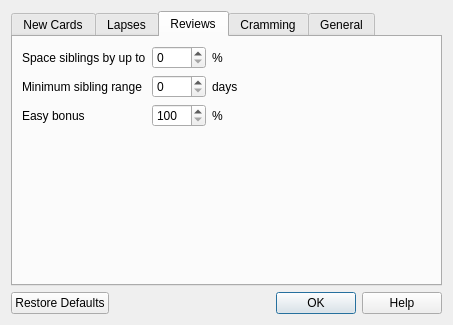
This is designer/dconf.ui in ankitects/anki as Qt 5 draws it before an edit. The edited form follows.
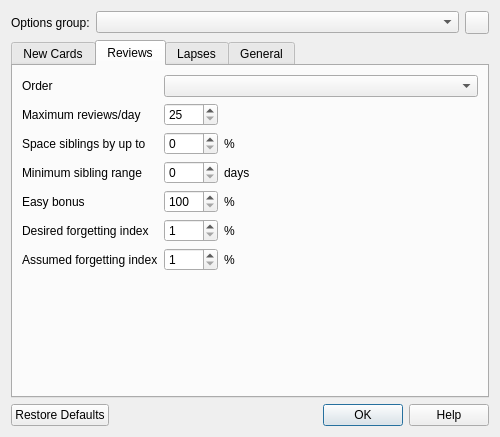
This is the edited form. The open tabs and pages were chosen to show the change. Icons and pictures are not drawn.

The edit to the form file:
```diff
--- a/designer/dconf.ui
+++ b/designer/dconf.ui
@@ -6,11 +6,55 @@
    <rect>
     <x>0</x>
     <y>0</y>
-    <width>453</width>
-    <height>325</height>
+    <width>500</width>
+    <height>437</height>
    </rect>
   </property>
   <layout class="QVBoxLayout" name="verticalLayout">
+   <item>
+    <layout class="QHBoxLayout" name="horizontalLayout_2">
+     <item>
+      <widget class="QLabel" name="label_31">
+       <property name="text">
+        <string>Options group:</string>
+       </property>
+      </widget>
+     </item>
+     <item>
+      <widget class="QComboBox" name="dconf">
+       <property name="sizePolicy">
+        <sizepolicy hsizetype="Preferred" vsizetype="Fixed">
+         <horstretch>3</horstretch>
+         <verstretch>0</verstretch>
+        </sizepolicy>
+       </property>
+      </widget>
+     </item>
+     <item>
+      <widget class="QToolButton" name="confOpts">
+       <property name="maximumSize">
+        <size>
+         <width>16777215</width>
+         <height>32</height>
+        </size>
+       </property>
+       <property name="text">
+        <string/>
+       </property>
+       <property name="icon">
+        <iconset resource="icons.qrc">
+         <normaloff>:/icons/gears.png</normaloff>:/icons/gears.png</iconset>
+       </property>
+       <property name="toolButtonStyle">
+        <enum>Qt::ToolButtonTextBesideIcon</enum>
+       </property>
+       <property name="arrowType">
+        <enum>Qt::NoArrow</enum>
+       </property>
+      </widget>
+     </item>
+    </layout>
+   </item>
    <item>
     <widget class="QTabWidget" name="tabWidget">
      <property name="currentIndex">
@@ -134,6 +178,176 @@
        </item>
       </layout>
      </widget>
+     <widget class="QWidget" name="tab_3">
+      <attribute name="title">
+       <string>Reviews</string>
+      </attribute>
+      <layout class="QVBoxLayout" name="verticalLayout_4">
+       <item>
+        <layout class="QGridLayout" name="gridLayout_3">
+         <item row="2" column="0">
+          <widget class="QLabel" name="label_15">
+           <property name="text">
+            <string>Space siblings by up to</string>
+           </property>
+          </widget>
+         </item>
+         <item row="2" column="1">
+          <widget class="QSpinBox" name="revSpace">
+           <property name="maximum">
+            <number>100</number>
+           </property>
+           <property name="singleStep">
+            <number>5</number>
+           </property>
+          </widget>
+         </item>
+         <item row="2" column="2">
+          <widget class="QLabel" name="label_18">
+           <property name="sizePolicy">
+            <sizepolicy hsizetype="Expanding" vsizetype="Preferred">
+             <horstretch>0</horstretch>
+             <verstretch>0</verstretch>
+            </sizepolicy>
+           </property>
+           <property name="text">
+            <string>%</string>
+           </property>
+          </widget>
+         </item>
+         <item row="3" column="0">
+          <widget class="QLabel" name="label_16">
+           <property name="text">
+            <string>Minimum sibling range</string>
+           </property>
+          </widget>
+         </item>
+         <item row="3" column="2">
+          <widget class="QLabel" name="label_19">
+           <property name="text">
+            <string>days</string>
+           </property>
+          </widget>
+         </item>
+         <item row="4" column="0">
+          <widget class="QLabel" name="label_20">
+           <property name="text">
+            <string>Easy bonus</string>
+           </property>
+          </widget>
+         </item>
+         <item row="4" column="2">
+          <widget class="QLabel" name="label_21">
+           <property name="text">
+            <string>%</string>
+           </property>
+          </widget>
+         </item>
+         <item row="3" column="1">
+          <widget class="QSpinBox" name="revMinSpace"/>
+         </item>
+         <item row="4" column="1">
+          <widget class="QSpinBox" name="easyBonus">
+           <property name="minimum">
+            <number>100</number>
+           </property>
+           <property name="maximum">
+            <number>1000</number>
+           </property>
+           <property name="singleStep">
+            <number>5</number>
+           </property>
+          </widget>
+         </item>
+         <item row="0" column="1" colspan="2">
+          <widget class="QComboBox" name="revOrder"/>
+         </item>
+         <item row="0" column="0">
+          <widget class="QLabel" name="label_32">
+           <property name="text">
+            <string>Order</string>
+           </property>
+          </widget>
+         </item>
+         <item row="5" column="0">
+          <widget class="QLabel" name="label_33">
+           <property name="text">
+            <string>Desired forgetting index</string>
+           </property>
+          </widget>
+         </item>
+         <item row="5" column="1">
+          <widget class="QSpinBox" name="fi1">
+           <property name="minimum">
+            <number>1</number>
+           </property>
+           <property name="maximum">
+            <number>50</number>
+           </property>
+          </widget>
+         </item>
+         <item row="5" column="2">
+          <widget class="QLabel" name="label_34">
+           <property name="text">
+            <string>%</string>
+           </property>
+          </widget>
+         </item>
+         <item row="6" column="0">
+          <widget class="QLabel" name="label_35">
+           <property name="text">
+            <string>Assumed forgetting index</string>
+           </property>
+          </widget>
+         </item>
+         <item row="1" column="0">
+          <widget class="QLabel" name="label_37">
+           <property name="text">
+            <string>Maximum reviews/day</string>
+           </property>
+          </widget>
+         </item>
+         <item row="1" column="1">
+          <widget class="QSpinBox" name="revPerDay">
+           <property name="minimum">
+            <number>25</number>
+           </property>
+           <property name="maximum">
+            <number>9999</number>
+           </property>
+          </widget>
+         </item>
+         <item row="6" column="2">
+          <widget class="QLabel" name="label_36">
+           <property name="text">
+            <string>%</string>
+           </property>
+          </widget>
+         </item>
+         <item row="6" column="1">
+          <widget class="QSpinBox" name="fi2">
+           <property name="minimum">
+            <number>1</number>
+           </property>
+          </widget>
+         </item>
+        </layout>
+       </item>
+       <item>
+        <spacer name="verticalSpacer_3">
+         <property name="orientation">
+          <enum>Qt::Vertical</enum>
+         </property>
+         <property name="sizeHint" stdset="0">
+          <size>
+           <width>20</width>
+           <height>152</height>
+          </size>
+         </property>
+        </spacer>
+       </item>
+      </layout>
+     </widget>
      <widget class="QWidget" name="tab_2">
       <attribute name="title">
        <string>Lapses</string>
@@ -289,209 +503,6 @@
        </item>
       </layout>
      </widget>
-     <widget class="QWidget" name="tab_3">
-      <attribute name="title">
-       <string>Reviews</string>
-      </attribute>
-      <layout class="QVBoxLayout" name="verticalLayout_4">
-       <item>
-        <layout class="QGridLayout" name="gridLayout_3">
-         <item row="0" column="0">
-          <widget class="QLabel" name="label_15">
-           <property name="text">
-            <string>Space siblings by up to</string>
-           </property>
-          </widget>
-         </item>
-         <item row="0" column="1">
-          <widget class="QSpinBox" name="revSpace">
-           <property name="maximum">
-            <number>100</number>
-           </property>
-           <property name="singleStep">
-            <number>5</number>
-           </property>
-          </widget>
-         </item>
-         <item row="0" column="2">
-          <widget class="QLabel" name="label_18">
-           <property name="sizePolicy">
-            <sizepolicy hsizetype="Expanding" vsizetype="Preferred">
-             <horstretch>0</horstretch>
-             <verstretch>0</verstretch>
-            </sizepolicy>
-           </property>
-           <property name="text">
-            <string>%</string>
-           </property>
-          </widget>
-         </item>
-         <item row="1" column="0">
-          <widget class="QLabel" name="label_16">
-           <property name="text">
-            <string>Minimum sibling range</string>
-           </property>
-          </widget>
-         </item>
-         <item row="1" column="2">
-          <widget class="QLabel" name="label_19">
-           <property name="text">
-            <string>days</string>
-           </property>
-          </widget>
-         </item>
-         <item row="2" column="0">
-          <widget class="QLabel" name="label_20">
-           <property name="text">
-            <string>Easy bonus</string>
-           </property>
-          </widget>
-         </item>
-         <item row="2" column="2">
-          <widget class="QLabel" name="label_21">
-           <property name="text">
-            <string>%</string>
-           </property>
-          </widget>
-         </item>
-         <item row="1" column="1">
-          <widget class="QSpinBox" name="revMinSpace"/>
-         </item>
-         <item row="2" column="1">
-          <widget class="QSpinBox" name="easyBonus">
-           <property name="minimum">
-            <number>100</number>
-           </property>
-           <property name="maximum">
-            <number>1000</number>
-           </property>
-           <property name="singleStep">
-            <number>5</number>
-           </property>
-          </widget>
-         </item>
-        </layout>
-       </item>
-       <item>
-        <spacer name="verticalSpacer_3">
-         <property name="orientation">
-          <enum>Qt::Vertical</enum>
-         </property>
-         <property name="sizeHint" stdset="0">
-          <size>
-           <width>20</width>
-           <height>152</height>
-          </size>
-         </property>
-        </spacer>
-       </item>
-      </layout>
-     </widget>
-     <widget class="QWidget" name="tab_4">
-      <attribute name="title">
-       <string>Cramming</string>
-      </attribute>
-      <layout class="QVBoxLayout" name="verticalLayout_5">
-       <item>
-        <layout class="QGridLayout" name="gridLayout_4">
-         <item row="0" column="0">
-          <widget class="QLabel" name="label_22">
-           <property name="text">
-            <string>Steps (in minutes)</string>
-           </property>
-          </widget>
-         </item>
-         <item row="0" column="1" colspan="2">
-          <widget class="QLineEdit" name="cramSteps"/>
-         </item>
-         <item row="3" column="0">
-          <widget class="QLabel" name="label_23">
-           <property name="text">
-            <string>New interval</string>
-           </property>
-          </widget>
-         </item>
-         <item row="2" column="0" colspan="3">
-          <widget class="QCheckBox" name="cramReset">
-           <property name="text">
-            <string>Reset interval of cards failed during cram</string>
-           </property>
-          </widget>
-         </item>
-         <item row="4" column="1">
-          <widget class="QSpinBox" name="cramMinInt">
-           <property name="enabled">
-            <bool>false</bool>
-           </property>
-           <property name="minimum">
-            <number>1</number>
-           </property>
-          </widget>
-         </item>
-         <item row="4" column="0">
-          <widget class="QLabel" name="label_24">
-           <property name="text">
-            <string>Minimal interval</string>
-           </property>
-          </widget>
-         </item>
-         <item row="1" column="0" colspan="3">
-          <widget class="QCheckBox" name="cramBoost">
-           <property name="text">
-            <string>Boost regular interval</string>
-           </property>
-          </widget>
-         </item>
-         <item row="3" column="1">
-          <widget class="QSpinBox" name="cramMult">
-           <property name="enabled">
-            <bool>false</bool>
-           </property>
-           <property name="maximum">
-            <number>100</number>
-           </property>
-           <property name="singleStep">
-            <number>5</number>
-           </property>
-          </widget>
-         </item>
-         <item row="4" column="2">
-          <widget class="QLabel" name="label_29">
-           <property name="text">
-            <string>days</string>
-           </property>
-          </widget>
-         </item>
-         <item row="3" column="2">
-          <widget class="QLabel" name="label_30">
-           <property name="sizePolicy">
-            <sizepolicy hsizetype="Expanding" vsizetype="Preferred">
-             <horstretch>0</horstretch>
-             <verstretch>0</verstretch>
-            </sizepolicy>
-           </property>
-           <property name="text">
-            <string>%</string>
-           </property>
-          </widget>
-         </item>
-        </layout>
-       </item>
-       <item>
-        <spacer name="verticalSpacer_4">
-         <property name="orientation">
-          <enum>Qt::Vertical</enum>
-         </property>
-         <property name="sizeHint" stdset="0">
-          <size>
-           <width>20</width>
-           <height>93</height>
-          </size>
-         </property>
-        </spacer>
-       </item>
-      </layout>
-     </widget>
      <widget class="QWidget" name="tab_5">
       <attribute name="title">
        <string>General</string>
```
Left out of the diff: 281 changed lines with no effect on the pictures.
